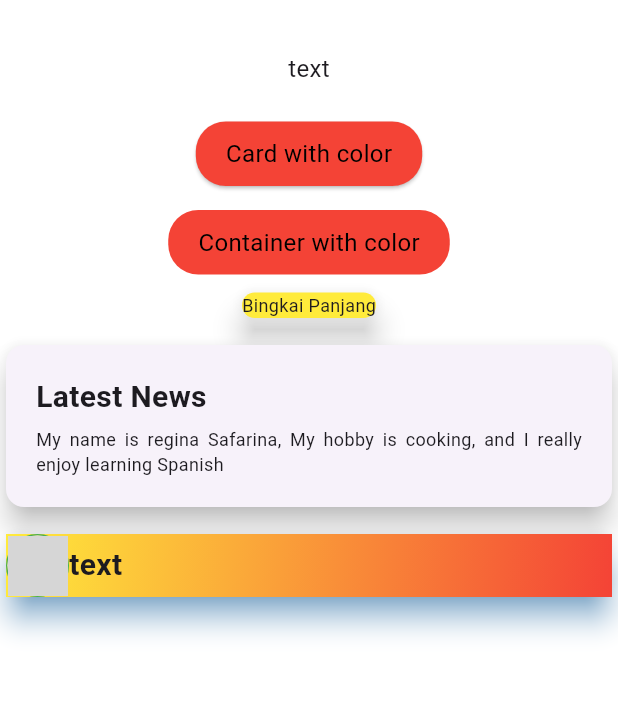
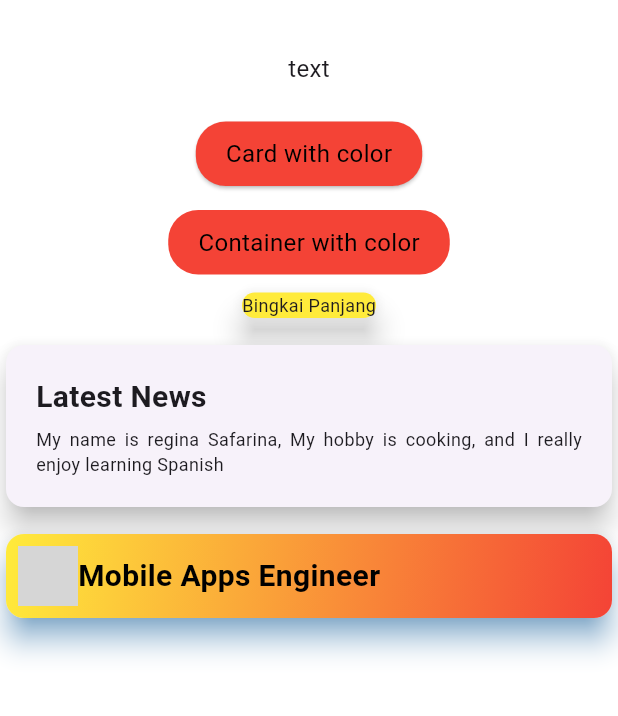
Before and after one commit to ginaa07/Tugas_week_8_latihan_card, a Flutter app: the screen it shows after launch, on a phone screen of 412 x 824 dp, the part 63-779 px from its top. Run offline on Flutter 3.47's test engine with Material 3 defaults, Android fonts, the phone set to English and light mode, and no system bars; grey boxes are pictures that could not be loaded.

Commit message:
ganti row menjadi padding

```diff
--- a/lib/pages/Latihan Card.dart
+++ b/lib/pages/Latihan Card.dart
@@ -98,6 +98,7 @@ class LatihanCard extends StatelessWidget {
             SizedBox(height: 10),
             Card(
               elevation: 8,
+              clipBehavior: Clip.antiAlias,
               shadowColor: Colors.blue,
               child: Container(
                 decoration: const BoxDecoration(
@@ -107,6 +108,8 @@ class LatihanCard extends StatelessWidget {
                     colors: [Colors.yellow, Colors.red],
                   ),
                 ),
+                child: Padding(
+                  padding: const EdgeInsets.all(8.0),
                   child: Row(
                   children: [
                     //Todo
@@ -114,22 +117,22 @@ class LatihanCard extends StatelessWidget {
                     Container(
                       decoration: BoxDecoration(
                         shape: BoxShape.circle,
-                      border: Border.all(color: Colors.green)
                       ),
                       child: CircleAvatar(
                         backgroundImage: AssetImage("assets/images/imagesui.png"),
                       ),
                     ),
-                  SizedBox(height:  5),
-                  Text("text",
+                    SizedBox(height: 10),
+                    Text(
+                      "Mobile Apps Engineer",
                       style: TextStyle(
-                    fontSize: 20,
-                    fontWeight: FontWeight.bold
+                        fontSize: 20.0,
+                        fontWeight: FontWeight.bold,
+                        color: Colors.black,
                       ),
+                    )
+                  ],
                   ),
-
-
-                ],
                 )
                 ),
                 ),
```
Lines whose indentation alone changed are shown as unchanged.
